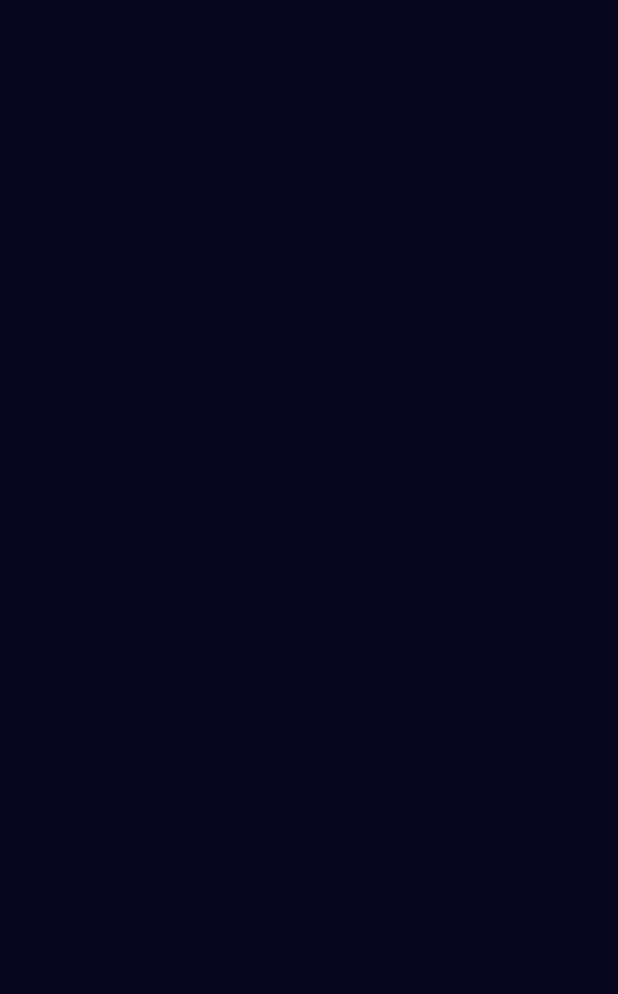
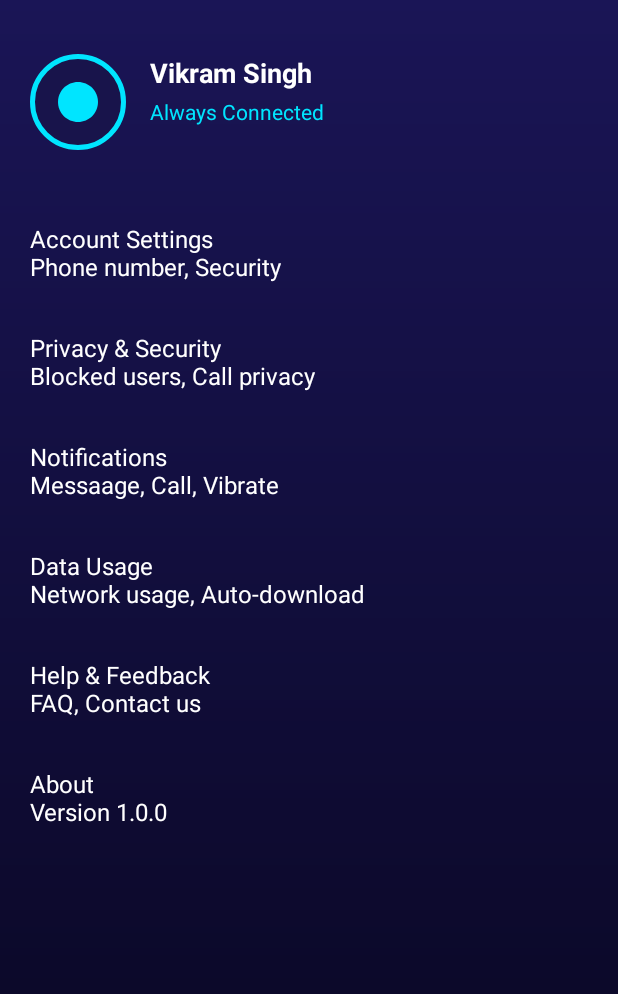
Before and after one commit to movieplayonion-byte/Calling, an Android app: the SettingsActivity screen opened directly, with no data from a screen before it, on a phone screen of 412 x 824 dp. Before the commit the part shown is empty. Shown: the top 994 px of the screen. Run offline under Robolectric (Android 15) with nearby library versions, the phone set to English and light mode, and no system bars.

Commit message:
Revamp activity_settings layout with profile header
Updated the layout for settings activity with a new background and added profile header elements.

```diff
--- a/app/src/main/res/layout/activity_settings.xml
+++ b/app/src/main/res/layout/activity_settings.xml
@@ -1,7 +1,104 @@
 <?xml version="1.0" encoding="utf-8"?>
 <androidx.constraintlayout.widget.ConstraintLayout xmlns:android="http://schemas.android.com/apk/res/android"
+    xmlns:app="http://schemas.android.com/apk/res-auto"
     android:layout_width="match_parent"
     android:layout_height="match_parent"
-    android:background="@color/navy_dark">
-    <!-- Structure placeholder for activity_settings.xml - to be updated in Phase 2 -->
+    android:background="@drawable/bg_dark_gradient"
+    android:padding="20dp">
+
+    <!-- Profile Header in Settings -->
+    <ImageView
+        android:id="@+id/ivSettingsAvatar"
+        android:layout_width="64dp"
+        android:layout_height="64dp"
+        android:layout_marginTop="16dp"
+        android:background="@drawable/bg_circle_cyan_glow"
+        android:padding="16dp"
+        android:src="@drawable/ic_call"
+        app:layout_constraintStart_toStartOf="parent"
+        app:layout_constraintTop_toTopOf="parent" />
+
+    <TextView
+        android:id="@+id/tvSettingsName"
+        android:layout_width="wrap_content"
+        android:layout_height="wrap_content"
+        android:layout_marginStart="16dp"
+        android:text="Vikram Singh"
+        android:textColor="@color/text_white"
+        android:textSize="18sp"
+        android:textStyle="bold"
+        app:layout_constraintTop_toTopOf="@+id/ivSettingsAvatar"
+        app:layout_constraintStart_toEndOf="@+id/ivSettingsAvatar" />
+
+    <TextView
+        android:id="@+id/tvSettingsStatus"
+        android:layout_width="wrap_content"
+        android:layout_height="wrap_content"
+        android:layout_marginStart="16dp"
+        android:layout_marginTop="4dp"
+        android:text="Always Connected"
+        android:textColor="@color/cyan_neon"
+        android:textSize="14sp"
+        app:layout_constraintTop_toBottomOf="@+id/tvSettingsName"
+        app:layout_constraintStart_toEndOf="@+id/ivSettingsAvatar" />
+
+    <!-- Options List -->
+    <LinearLayout
+        android:layout_width="match_parent"
+        android:layout_height="0dp"
+        android:layout_marginTop="32dp"
+        android:orientation="vertical"
+        app:layout_constraintBottom_toBottomOf="parent"
+        app:layout_constraintTop_toBottomOf="@+id/ivSettingsAvatar">
+
+        <TextView
+            android:layout_width="match_parent"
+            android:layout_height="wrap_content"
+            android:paddingVertical="16dp"
+            android:text="Account Settings\nPhone number, Security"
+            android:textColor="@color/text_white"
+            android:textSize="16sp" />
+
+        <TextView
+            android:layout_width="match_parent"
+            android:layout_height="wrap_content"
+            android:paddingVertical="16dp"
+            android:text="Privacy &amp; Security\nBlocked users, Call privacy"
+            android:textColor="@color/text_white"
+            android:textSize="16sp" />
+
+        <TextView
+            android:layout_width="match_parent"
+            android:layout_height="wrap_content"
+            android:paddingVertical="16dp"
+            android:text="Notifications\nMessaage, Call, Vibrate"
+            android:textColor="@color/text_white"
+            android:textSize="16sp" />
+
+        <TextView
+            android:layout_width="match_parent"
+            android:layout_height="wrap_content"
+            android:paddingVertical="16dp"
+            android:text="Data Usage\nNetwork usage, Auto-download"
+            android:textColor="@color/text_white"
+            android:textSize="16sp" />
+
+        <TextView
+            android:layout_width="match_parent"
+            android:layout_height="wrap_content"
+            android:paddingVertical="16dp"
+            android:text="Help &amp; Feedback\nFAQ, Contact us"
+            android:textColor="@color/text_white"
+            android:textSize="16sp" />
+
+        <TextView
+            android:layout_width="match_parent"
+            android:layout_height="wrap_content"
+            android:paddingVertical="16dp"
+            android:text="About\nVersion 1.0.0"
+            android:textColor="@color/text_white"
+            android:textSize="16sp" />
+
+    </LinearLayout>
+
 </androidx.constraintlayout.widget.ConstraintLayout>
```
